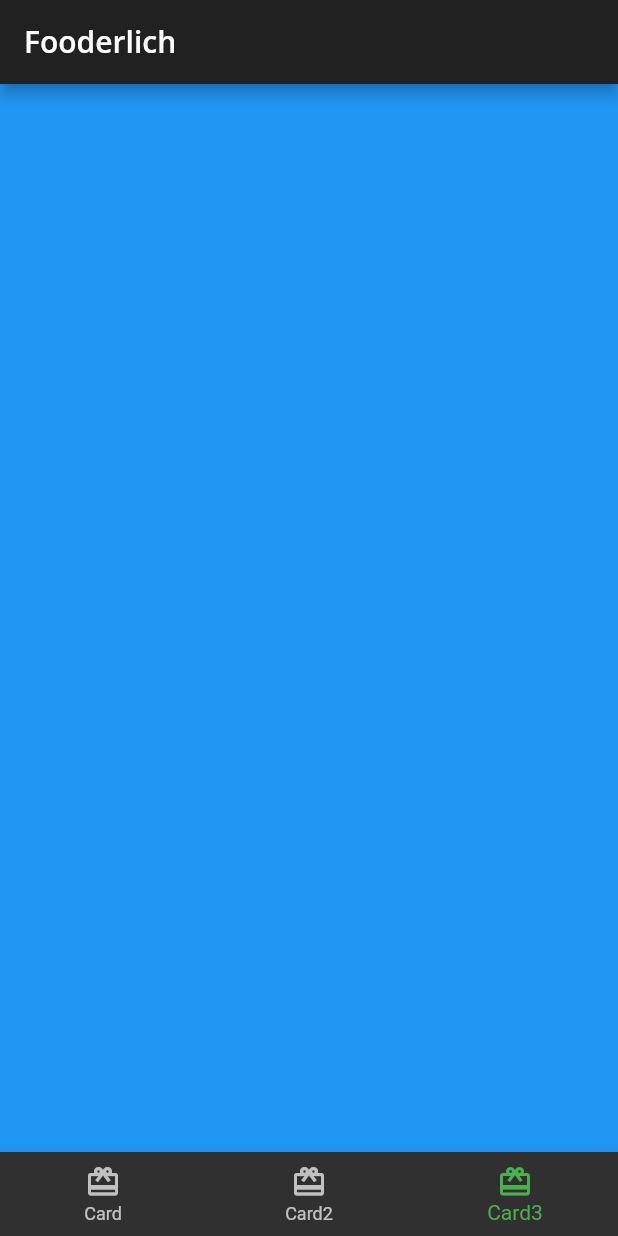
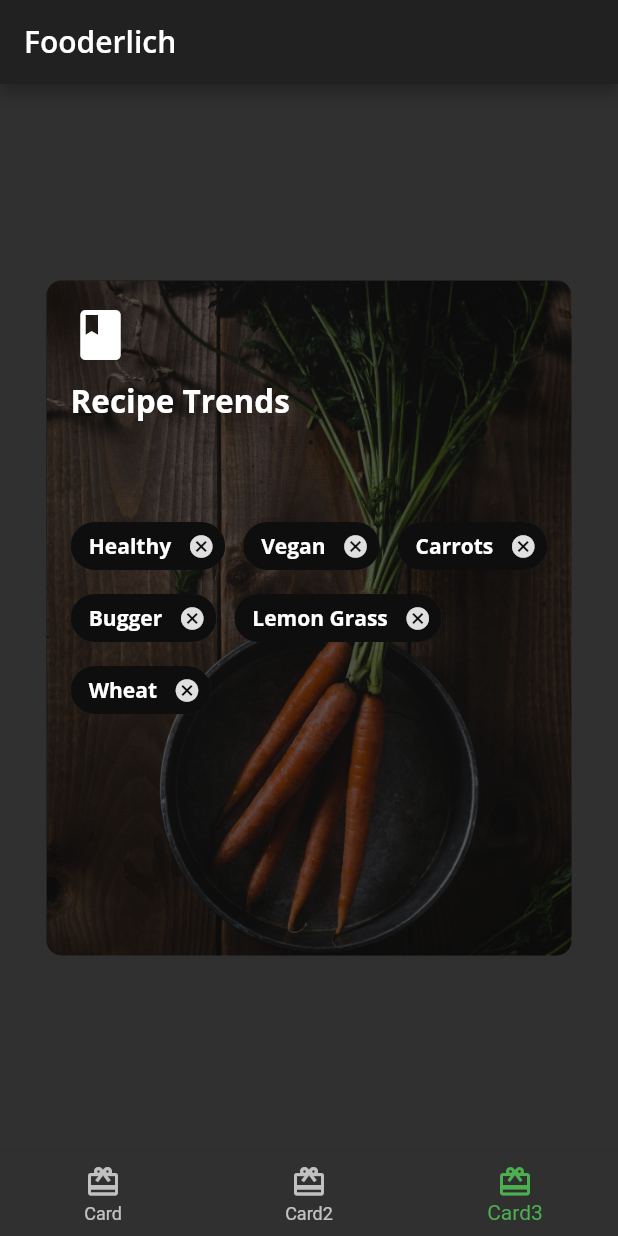
Before and after one commit to kenny-kogi/Fooderlich, a Flutter app: the screen it shows after launch, item 3 of the bottom bar chosen, on a phone screen of 412 x 824 dp. Run offline on Flutter 3.47's test engine with Material 2 defaults, Android fonts, the phone set to English and light mode, and no system bars; our stand-ins replace google_fonts.

Commit message:
finall commit

```diff
--- /dev/null
+++ b/lib/screens/card3.dart
@@ -0,0 +1,109 @@
+import 'package:flutter/material.dart';
+import '../fooderlich_theme.dart';
+
+class Card3 extends StatelessWidget {
+  const Card3({ Key? key }) : super(key: key);
+
+  @override
+  Widget build(BuildContext context) {
+    return Center(
+      child: Container(
+        constraints: const BoxConstraints.expand(width: 350, height: 450),
+        decoration: const BoxDecoration(
+          image: DecorationImage(image: AssetImage('assets/mag2.png'),
+          fit: BoxFit.cover
+          ),
+          borderRadius: BorderRadius.all(Radius.circular(10.0))
+        ),
+        child: Stack(
+          children: [
+            Container(
+              decoration: BoxDecoration(
+                color: Colors.black.withOpacity(0.6),
+                borderRadius: const BorderRadius.all(Radius.circular(10.0))
+              ) ,),
+
+              Container(
+                padding: const EdgeInsets.all(16.0),
+                child: Column(
+                  crossAxisAlignment: CrossAxisAlignment.start,
+                  children: [
+                    const Icon(
+                      Icons.book, color: Colors.white,  size: 40,
+                    ),
+                    const SizedBox(height: 10.0,),
+                    Text("Recipe Trends",
+                    style: FooderlichTheme.darkTextTheme.headline2,
+                    ),
+                    const SizedBox(height: 20.0,)
+                  ],
+                ),
+              ),
+
+              Center(
+                child: Wrap(
+                  alignment: WrapAlignment.start,
+                  spacing: 12.0,
+                  children: [
+                    Chip(
+                      label: Text("Healthy",
+                      style: FooderlichTheme.darkTextTheme.bodyText1,
+                      ),
+                      backgroundColor: Colors.black.withOpacity(0.7),
+                      onDeleted: () {
+                        print("Delete");
+                      },
+                    ),
+                    Chip(
+                      label: Text("Vegan",
+                      style: FooderlichTheme.darkTextTheme.bodyText1,
+                      ),
+                      backgroundColor: Colors.black.withOpacity(0.7),
+                      onDeleted: () {
+                        print("Delete");
+                      },
+                    ),
+                    Chip(
+                      label: Text("Carrots",
+                      style: FooderlichTheme.darkTextTheme.bodyText1,
+                      ),
+                      backgroundColor: Colors.black.withOpacity(0.7),
+                      onDeleted: () {
+                        print("Delete");
+                      },
+                    ),
+                         Chip(
+                      label: Text("Bugger",
+                      style: FooderlichTheme.darkTextTheme.bodyText1,
+                      ),
+                      backgroundColor: Colors.black.withOpacity(0.7),
+                      onDeleted: () {
+                        print("Delete");
+                      },
+                    ),
+                    Chip(
+                      label: Text("Lemon Grass",
+                      style: FooderlichTheme.darkTextTheme.bodyText1,
+                      ),
+                      backgroundColor: Colors.black.withOpacity(0.7),
+                      onDeleted: () {
+                        print("Delete");
+                      },
+                    ),
+                    Chip(
+                      label: Text("Wheat",
+                      style: FooderlichTheme.darkTextTheme.bodyText1,
+                      ),
+                      backgroundColor: Colors.black.withOpacity(0.7),
+                      onDeleted: () {
+                        print("Delete");
+                      },
+                    )
+                  ],),
+              )
+          ],
+        ),
+      ),
+    );
+  }
+}
--- a/lib/screens/home.dart
+++ b/lib/screens/home.dart
@@ -1,6 +1,7 @@
 import 'package:flutter/material.dart';
 import './card1.dart';
 import './card2.dart';
+import './card3.dart';
 
 class Home extends StatefulWidget {
   const Home({ Key? key }) : super(key: key);
@@ -15,7 +16,7 @@ class _HomeState extends State<Home> {
     static List<Widget> pages = <Widget>[
       const Card1(),
       const Card2(),
-      Container(color: Colors.blue)
+      const Card3(),
     ];
 
     void _onItemTapped(int index) {
```
